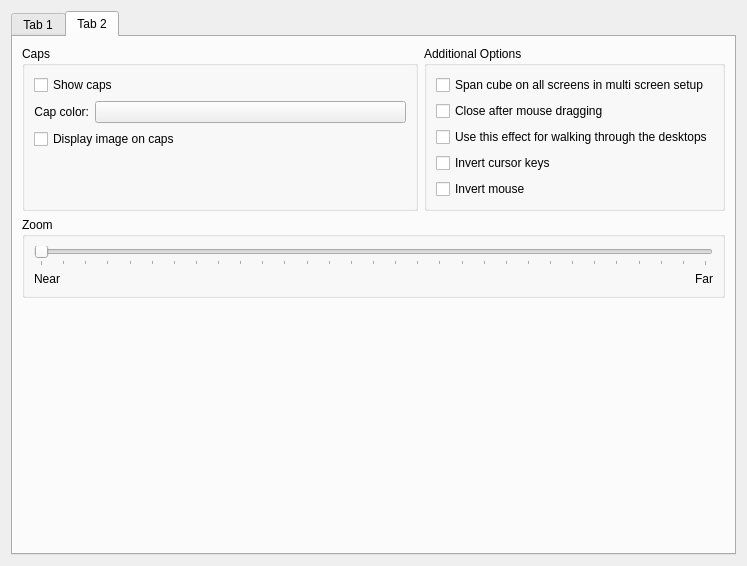
This is effects/cube/cube_config.ui in KDE/kwin as Qt 5 draws it before an edit. The edited form follows.
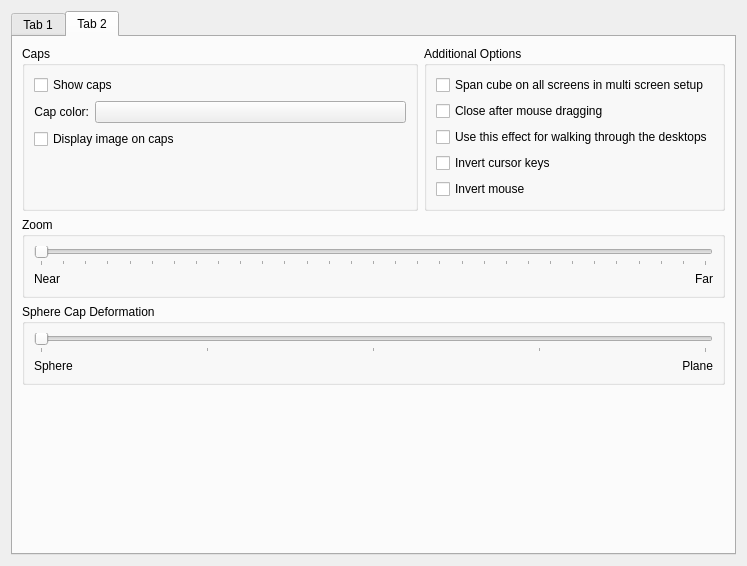
This is the edited form. The open tabs and pages were chosen to show the change. Custom widgets are drawn as their Qt base class.

Commit message: Sphere and Cylinder become part of Cube effect. That is much more convenient than having an own effect for each (only loading the shader is actually required). Btw caps of cylinder and sphere are working correctly again.

What changed in the file:
```diff
--- a/effects/cube/cube_config.ui
+++ b/effects/cube/cube_config.ui
@@ -446,6 +446,48 @@
          </layout>
         </widget>
        </item>
+       <item row="3" column="0" colspan="2" >
+        <widget class="QGroupBox" name="capDeformationGroupBox" >
+         <property name="title" >
+          <string>Sphere Cap Deformation</string>
+         </property>
+         <layout class="QGridLayout" name="gridLayout_9" >
+          <item row="0" column="0" colspan="2" >
+           <widget class="QSlider" name="capDeformationSlider" >
+            <property name="maximum" >
+             <number>100</number>
+            </property>
+            <property name="orientation" >
+             <enum>Qt::Horizontal</enum>
+            </property>
+            <property name="tickPosition" >
+             <enum>QSlider::TicksBelow</enum>
+            </property>
+            <property name="tickInterval" >
+             <number>25</number>
+            </property>
+           </widget>
+          </item>
+          <item row="1" column="0" >
+           <widget class="QLabel" name="capDeformationSphereLabel" >
+            <property name="text" >
+             <string>Sphere</string>
+            </property>
+           </widget>
+          </item>
+          <item row="1" column="1" >
+           <widget class="QLabel" name="capDeformationPlaneLabel" >
+            <property name="text" >
+             <string>Plane</string>
+            </property>
+            <property name="alignment" >
+             <set>Qt::AlignRight|Qt::AlignTrailing|Qt::AlignVCenter</set>
+            </property>
+           </widget>
+          </item>
+         </layout>
+        </widget>
+       </item>
       </layout>
      </widget>
     </widget>
```
The commit also changes 21 other files.
